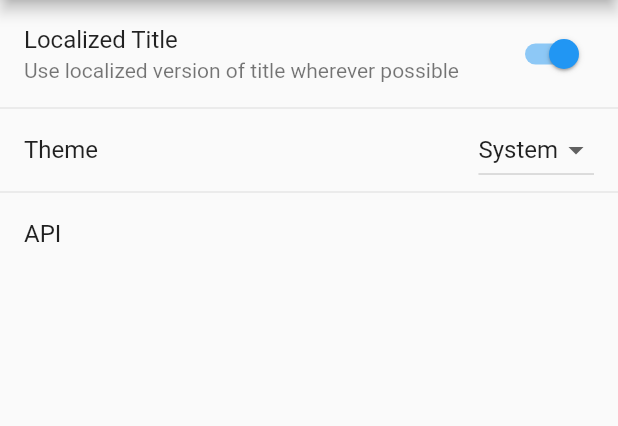
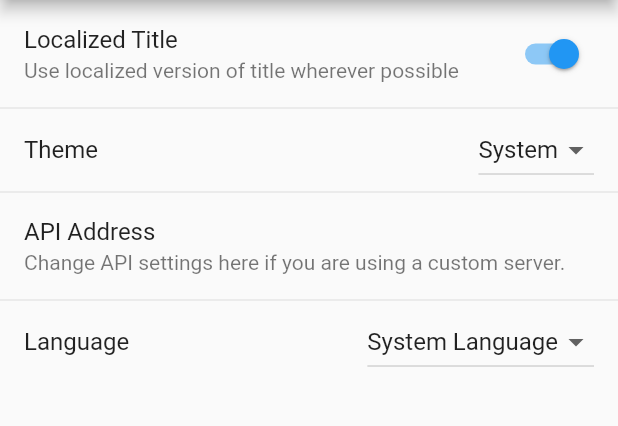
Before and after one commit to kmod-midori/flutter-vndb, a Flutter app: the screen it shows after launch, after a tap on the "settings" icon, on a phone screen of 412 x 824 dp, the part 84-510 px from its top. Run offline on Flutter 3.47's test engine with Material 2 defaults, Android fonts, the phone set to English and light mode, and no system bars; our stand-ins replace cached_network_image, flutter_hooks, flutter_svg, infinite_scroll_pagination, material_design_icons_flutter, shared_preferences and 1 more; missing offline and left inert: flutter_bbcode, mutex; generated files the repository leaves out were written again; statements that could not run were skipped.

Commit message:
Add locale settings

```diff
--- a/lib/src/app.dart
+++ b/lib/src/app.dart
@@ -1,3 +1,4 @@
+import 'package:flt_vndb/src/data/locales.dart';
 import 'package:flutter/material.dart';
 import 'package:flutter_gen/gen_l10n/app_localizations.dart';
 import 'package:flutter_localizations/flutter_localizations.dart';
@@ -39,10 +40,8 @@ class MyApp extends StatelessWidget {
             GlobalWidgetsLocalizations.delegate,
             GlobalCupertinoLocalizations.delegate,
           ],
-          supportedLocales: const [
-            Locale('zh', 'CN'),
-            Locale('en', ''), // English, no country code
-          ],
+          supportedLocales: supportedLocales.map((e) => e.item2),
+          locale: settingsController.locale,
 
           // Use AppLocalizations to configure the correct application title
           // depending on the user's locale.
--- /dev/null
+++ b/lib/src/data/locales.dart
@@ -0,0 +1,7 @@
+import 'package:flutter/material.dart';
+import 'package:tuple/tuple.dart';
+
+const supportedLocales = <Tuple2<String, Locale>>[
+  Tuple2("简体中文", Locale('zh', 'CN')),
+  Tuple2("English", Locale('en', '')),
+];
--- a/lib/src/localization/app_en.arb
+++ b/lib/src/localization/app_en.arb
@@ -41,5 +41,12 @@
   "lengthShort": "Short",
   "lengthMedium": "Medium",
   "lengthLong": "Long",
-  "lengthVeryLong": "Very long"
+  "lengthVeryLong": "Very long",
+  "language": "Language",
+  "systemLanguage": "System Language",
+  "apiAddress": "API Address",
+  "apiAddressDescription": "Change API settings here if you are using a custom server.",
+  "host": "Host",
+  "port": "Port",
+  "useTls": "Use TLS"
 }
--- a/lib/src/localization/app_zh.arb
+++ b/lib/src/localization/app_zh.arb
@@ -27,5 +27,12 @@
   "lengthShort": "短",
   "lengthMedium": "中等",
   "lengthLong": "长",
-  "lengthVeryLong": "极长"
+  "lengthVeryLong": "极长",
+  "language": "语言",
+  "systemLanguage": "系统语言",
+  "apiAddress": "API 地址",
+  "apiAddressDescription": "如果你想使用自己的 API 服务器，请在这里输入地址",
+  "host": "域名/IP",
+  "port": "端口",
+  "useTls": "使用 TLS"
 }
--- a/lib/src/settings/settings_controller.dart
+++ b/lib/src/settings/settings_controller.dart
@@ -24,6 +24,9 @@ class SettingsController with ChangeNotifier {
   late ApiConfig _apiConfig;
   ApiConfig get apiConfig => _apiConfig;
 
+  late Locale? _locale;
+  Locale? get locale => _locale;
+
   static SettingsController of(BuildContext context) {
     return Provider.of<SettingsController>(context);
   }
@@ -33,6 +36,7 @@ class SettingsController with ChangeNotifier {
     _themeMode = await _settingsService.themeMode();
     _localizedTitle = await _settingsService.localizedTitle();
     _apiConfig = await _settingsService.apiConfig();
+    _locale = await _settingsService.locale();
 
     // Important! Inform listeners a change has occurred.
     notifyListeners();
@@ -64,4 +68,13 @@ class SettingsController with ChangeNotifier {
     notifyListeners();
     await _settingsService.updateApiConfig(newApiConfig);
   }
+
+  Future<void> updateLocale(Locale? newLocale) async {
+    if (newLocale == _locale) {
+      return;
+    }
+    _locale = newLocale;
+    notifyListeners();
+    await _settingsService.updateLocale(newLocale);
+  }
 }
--- a/lib/src/settings/settings_service.dart
+++ b/lib/src/settings/settings_service.dart
@@ -1,3 +1,5 @@
+import 'package:collection/collection.dart';
+import 'package:flt_vndb/src/data/locales.dart';
 import 'package:flutter/material.dart';
 import 'package:shared_preferences/shared_preferences.dart';
 
@@ -38,6 +40,32 @@ class SettingsService {
     await prefs.setInt('apiPort', config.port);
     await prefs.setBool('apiUseTls', config.useTls);
   }
+
+  Future<Locale?> locale() async {
+    final prefs = await SharedPreferences.getInstance();
+    final localeText = prefs.getString('locale');
+    if (localeText == null) {
+      return null;
+    }
+
+    return supportedLocales
+        .firstWhereOrNull((element) => element.item1 == localeText)
+        ?.item2;
+  }
+
+  Future<void> updateLocale(Locale? locale) async {
+    final localeText = supportedLocales
+        .firstWhereOrNull((element) => element.item2 == locale)
+        ?.item1;
+
+    final prefs = await SharedPreferences.getInstance();
+
+    if (localeText != null) {
+      await prefs.setString('locale', localeText);
+    } else {
+      await prefs.remove('locale');
+    }
+  }
 }
 
 class ApiConfig {
--- a/lib/src/settings/settings_view.dart
+++ b/lib/src/settings/settings_view.dart
@@ -1,3 +1,4 @@
+import 'package:flt_vndb/src/data/locales.dart';
 import 'package:flt_vndb/src/settings/api_settings_dialog.dart';
 import 'package:flt_vndb/src/settings/settings_service.dart';
 import 'package:flutter/material.dart';
@@ -51,7 +52,8 @@ class SettingsView extends StatelessWidget {
           ),
         ),
         ListTile(
-          title: Text("API"),
+          title: Text(l10n.apiAddress),
+          subtitle: Text(l10n.apiAddressDescription),
           onTap: () async {
             final newApiConfig = await showDialog<ApiConfig>(
               context: context,
@@ -64,7 +66,21 @@ class SettingsView extends StatelessWidget {
               settingsController.updateApiConfig(newApiConfig);
             }
           },
-        )
+        ),
+        ListTile(
+          title: Text(l10n.language),
+          trailing: DropdownButton<Locale?>(
+              value: settingsController.locale,
+              onChanged: (value) {
+                settingsController.updateLocale(value);
+              },
+              items: [
+                DropdownMenuItem(value: null, child: Text(l10n.systemLanguage)),
+                ...supportedLocales.map(
+                  (e) => DropdownMenuItem(value: e.item2, child: Text(e.item1)),
+                )
+              ]),
+        ),
       ]).toList(),
     );
 
--- a/pubspec.yaml
+++ b/pubspec.yaml
@@ -32,6 +32,7 @@ dependencies:
   shared_preferences: ^2.0.15
   rxdart: ^0.27.5
   flutter_bbcode: ^1.1.3
+  collection: ^1.16.0
 
 dev_dependencies:
   flutter_test:
```
Also changed, not shown: lib/src/settings/api_settings_dialog.dart (+9 -6 lines), pubspec.lock.
